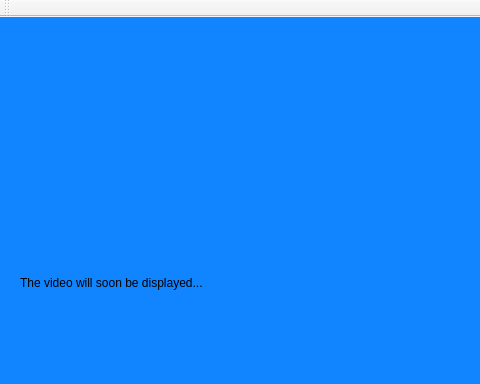
Before: the Qt Designer form LSI Project GUI/LSI Project GUI/LSIProjectGUI.ui in Fridanylund/LSI, drawn with Qt 5; both pictures show x 0 to 480 and y 0 to 384 of the 928 by 610 pixel window.
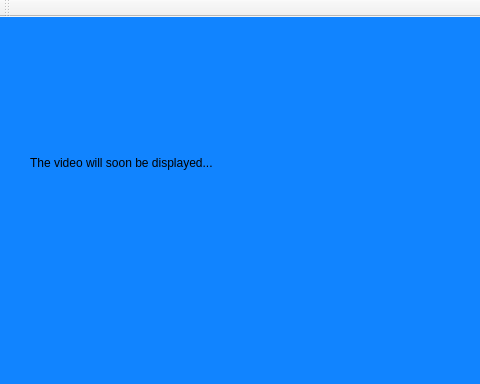
After: the same form once the commit is applied. Custom widgets are drawn as their Qt base class.

```diff
--- a/LSI Project GUI/LSI Project GUI/LSIProjectGUI.ui
+++ b/LSI Project GUI/LSI Project GUI/LSIProjectGUI.ui
@@ -243,10 +243,10 @@
    <widget class="QLabel" name="videoLabel">
     <property name="geometry">
      <rect>
-      <x>20</x>
-      <y>30</y>
+      <x>30</x>
+      <y>10</y>
       <width>441</width>
-      <height>471</height>
+      <height>271</height>
      </rect>
     </property>
     <property name="text">
@@ -275,6 +275,14 @@
   <widget class="QStatusBar" name="statusBar"/>
  </widget>
  <layoutdefault spacing="6" margin="11"/>
+ <customwidgets>
+  <customwidget>
+   <class>QCustomPlot</class>
+   <extends>QWidget</extends>
+   <header>qcustomplot.h</header>
+   <container>1</container>
+  </customwidget>
+ </customwidgets>
  <resources>
   <include location="LSIProjectGUI.qrc"/>
  </resources>
```
Left out of the diff: 10 changed lines with no effect on the pictures.
